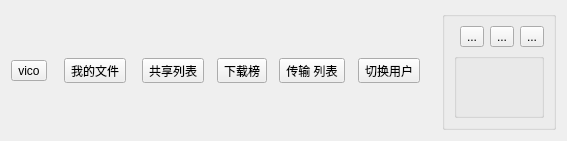
Before: the Qt Designer form mainWidget/source/topbtngroup.ui in tense-i/QtCloudPan, drawn with Qt 5.
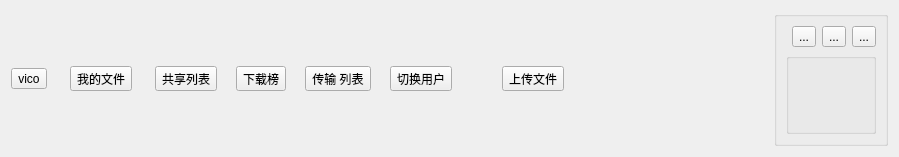
After: the same form once the commit is applied. Icons and pictures are not drawn.

Commit message: feat(btngruop):新增上传文件工具栏按钮

What changed in the file:
```diff
--- a/mainWidget/source/topbtngroup.ui
+++ b/mainWidget/source/topbtngroup.ui
@@ -6,13 +6,15 @@
    <rect>
     <x>0</x>
     <y>0</y>
-    <width>567</width>
-    <height>141</height>
+    <width>899</width>
+    <height>157</height>
    </rect>
   </property>
   <property name="windowTitle">
    <string>TopBtnGroup</string>
   </property>
+  <layout class="QHBoxLayout" name="horizontalLayout_4">
+   <item>
   <layout class="QHBoxLayout" name="horizontalLayout_3">
    <item>
     <layout class="QHBoxLayout" name="horizontalLayout">
@@ -22,7 +24,7 @@
         <string>vico</string>
        </property>
        <property name="icon">
-        <iconset>
+          <iconset resource="../../resource/resources.qrc">
          <normaloff>:/icon/title_user.png</normaloff>:/icon/title_user.png</iconset>
        </property>
        <property name="iconSize">
@@ -55,7 +57,7 @@
         <string>我的文件</string>
        </property>
        <property name="icon">
-        <iconset>
+          <iconset resource="../../resource/resources.qrc">
          <normaloff>:/icon/title_file.png</normaloff>:/icon/title_file.png</iconset>
        </property>
        <property name="iconSize">
@@ -88,7 +90,7 @@
         <string>共享列表</string>
        </property>
        <property name="icon">
-        <iconset>
+          <iconset resource="../../resource/resources.qrc">
          <normaloff>:/icon/title_file.png</normaloff>:/icon/title_file.png</iconset>
        </property>
        <property name="iconSize">
@@ -121,7 +123,7 @@
         <string>下载榜</string>
        </property>
        <property name="icon">
-        <iconset>
+          <iconset resource="../../resource/resources.qrc">
          <normaloff>:/icon/title_hot.png</normaloff>:/icon/title_hot.png</iconset>
        </property>
        <property name="iconSize">
@@ -154,7 +156,7 @@
         <string>传输 列表</string>
        </property>
        <property name="icon">
-        <iconset>
+          <iconset resource="../../resource/resources.qrc">
          <normaloff>:/icon/title_data.png</normaloff>:/icon/title_data.png</iconset>
        </property>
        <property name="iconSize">
@@ -187,7 +189,7 @@
         <string>切换用户</string>
        </property>
        <property name="icon">
-        <iconset>
+          <iconset resource="../../resource/resources.qrc">
          <normaloff>:/icon/title_data.png</normaloff>:/icon/title_data.png</iconset>
        </property>
        <property name="iconSize">
@@ -200,8 +202,6 @@
         <enum>Qt::ToolButtonTextUnderIcon</enum>
        </property>
       </widget>
-     </item>
-    </layout>
    </item>
    <item>
     <spacer name="horizontalSpacer">
@@ -210,7 +210,55 @@
      </property>
      <property name="sizeHint" stdset="0">
       <size>
-       <width>47</width>
+           <width>44</width>
+           <height>17</height>
+          </size>
+         </property>
+        </spacer>
+       </item>
+       <item>
+        <widget class="QToolButton" name="btnUploadFile">
+         <property name="text">
+          <string>上传文件</string>
+         </property>
+         <property name="icon">
+          <iconset resource="../../resource/resources.qrc">
+           <normaloff>:/icon/upload.png</normaloff>:/icon/upload.png</iconset>
+         </property>
+         <property name="iconSize">
+          <size>
+           <width>32</width>
+           <height>32</height>
+          </size>
+         </property>
+         <property name="toolButtonStyle">
+          <enum>Qt::ToolButtonTextUnderIcon</enum>
+         </property>
+        </widget>
+       </item>
+       <item>
+        <spacer name="horizontalSpacer_7">
+         <property name="orientation">
+          <enum>Qt::Horizontal</enum>
+         </property>
+         <property name="sizeHint" stdset="0">
+          <size>
+           <width>44</width>
+           <height>17</height>
+          </size>
+         </property>
+        </spacer>
+       </item>
+      </layout>
+     </item>
+     <item>
+      <spacer name="horizontalSpacer_8">
+       <property name="orientation">
+        <enum>Qt::Horizontal</enum>
+       </property>
+       <property name="sizeHint" stdset="0">
+        <size>
+         <width>40</width>
        <height>20</height>
       </size>
      </property>
@@ -235,7 +283,7 @@
              <string>...</string>
             </property>
             <property name="icon">
-             <iconset>
+               <iconset resource="../../resource/resources.qrc">
               <normaloff>:/icon/zuixiaohua_1.png</normaloff>:/icon/zuixiaohua_1.png</iconset>
             </property>
            </widget>
@@ -246,7 +294,7 @@
              <string>...</string>
             </property>
             <property name="icon">
-             <iconset>
+               <iconset resource="../../resource/resources.qrc">
               <normaloff>:/icon/zuidahua_1.png</normaloff>:/icon/zuidahua_1.png</iconset>
             </property>
            </widget>
@@ -257,7 +305,7 @@
              <string>...</string>
             </property>
             <property name="icon">
-             <iconset>
+               <iconset resource="../../resource/resources.qrc">
               <normaloff>:/icon/guanbi.png</normaloff>:/icon/guanbi.png</iconset>
             </property>
            </widget>
@@ -283,6 +331,8 @@
     </layout>
    </item>
   </layout>
+   </item>
+  </layout>
  </widget>
  <resources>
   <include location="../resource/resources.qrc"/>
```
Left out of the diff: 1 changed line with no effect on the pictures. Lines whose indentation alone changed are shown as unchanged. The commit also changes 11 other files.
